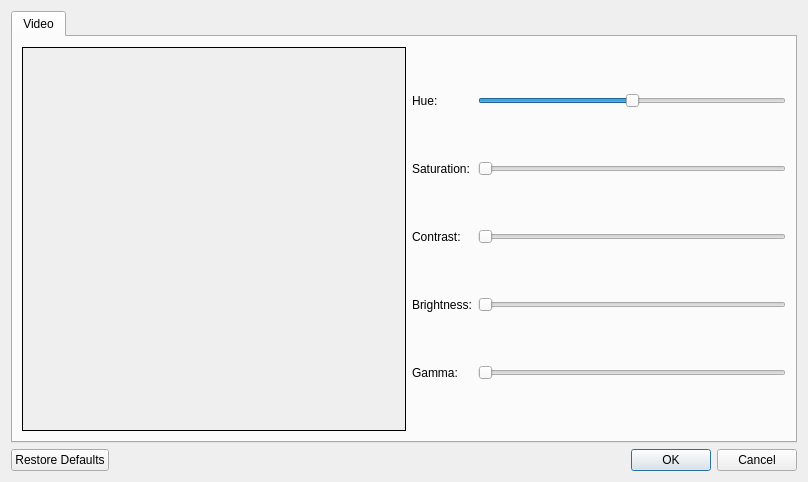
First picture: the form in qt/Preferences.ui, repository eteran/pretendo, before the edit.
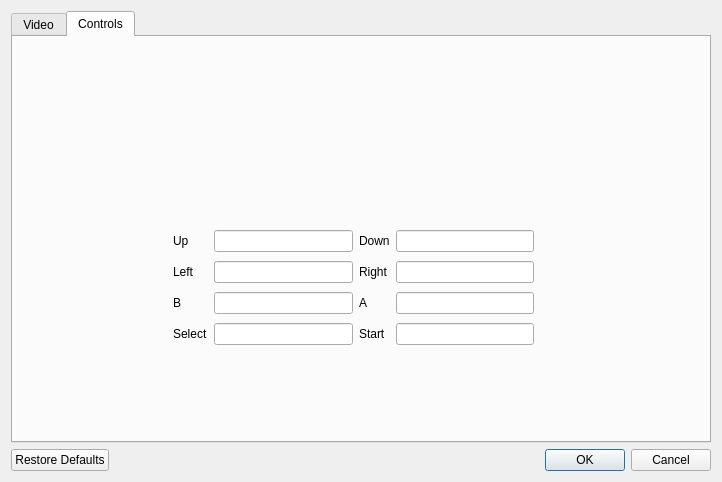
Second picture: the form after the edit. The open tabs and pages were chosen to show the change.

Commit message: made About dialog fixed size put in precursor work into having configurable controls

Diff of the .ui file:
```diff
--- a/qt/Preferences.ui
+++ b/qt/Preferences.ui
@@ -6,7 +6,7 @@
    <rect>
     <x>0</x>
     <y>0</y>
-    <width>808</width>
+    <width>722</width>
     <height>462</height>
    </rect>
   </property>
@@ -161,6 +161,135 @@
        </item>
       </layout>
      </widget>
+     <widget class="QWidget" name="tab_2">
+      <attribute name="title">
+       <string>Controls</string>
+      </attribute>
+      <widget class="QWidget" name="">
+       <property name="geometry">
+        <rect>
+         <x>160</x>
+         <y>190</y>
+         <width>361</width>
+         <height>125</height>
+        </rect>
+       </property>
+       <layout class="QGridLayout" name="gridLayout_3">
+        <item row="0" column="2">
+         <widget class="QLabel" name="label_7">
+          <property name="text">
+           <string>Down</string>
+          </property>
+         </widget>
+        </item>
+        <item row="0" column="0">
+         <widget class="QLabel" name="label_6">
+          <property name="text">
+           <string>Up</string>
+          </property>
+         </widget>
+        </item>
+        <item row="1" column="3">
+         <widget class="QLineEdit" name="controller_right">
+          <property name="readOnly">
+           <bool>true</bool>
+          </property>
+         </widget>
+        </item>
+        <item row="2" column="0">
+         <widget class="QLabel" name="label_17">
+          <property name="text">
+           <string>B</string>
+          </property>
+         </widget>
+        </item>
+        <item row="3" column="0">
+         <widget class="QLabel" name="label_19">
+          <property name="text">
+           <string>Select</string>
+          </property>
+         </widget>
+        </item>
+        <item row="1" column="0">
+         <widget class="QLabel" name="label_15">
+          <property name="text">
+           <string>Left</string>
+          </property>
+         </widget>
+        </item>
+        <item row="1" column="1">
+         <widget class="QLineEdit" name="controller_left">
+          <property name="readOnly">
+           <bool>true</bool>
+          </property>
+         </widget>
+        </item>
+        <item row="3" column="2">
+         <widget class="QLabel" name="label_20">
+          <property name="text">
+           <string>Start</string>
+          </property>
+         </widget>
+        </item>
+        <item row="1" column="2">
+         <widget class="QLabel" name="label_16">
+          <property name="text">
+           <string>Right</string>
+          </property>
+         </widget>
+        </item>
+        <item row="3" column="3">
+         <widget class="QLineEdit" name="controller_start">
+          <property name="readOnly">
+           <bool>true</bool>
+          </property>
+         </widget>
+        </item>
+        <item row="2" column="3">
+         <widget class="QLineEdit" name="controller_a">
+          <property name="readOnly">
+           <bool>true</bool>
+          </property>
+         </widget>
+        </item>
+        <item row="3" column="1">
+         <widget class="QLineEdit" name="controller_select">
+          <property name="readOnly">
+           <bool>true</bool>
+          </property>
+         </widget>
+        </item>
+        <item row="2" column="1">
+         <widget class="QLineEdit" name="controller_b">
+          <property name="readOnly">
+           <bool>true</bool>
+          </property>
+         </widget>
+        </item>
+        <item row="0" column="3">
+         <widget class="QLineEdit" name="controller_down">
+          <property name="readOnly">
+           <bool>true</bool>
+          </property>
+         </widget>
+        </item>
+        <item row="0" column="1">
+         <widget class="QLineEdit" name="controller_up">
+          <property name="readOnly">
+           <bool>true</bool>
+          </property>
+         </widget>
+        </item>
+        <item row="2" column="2">
+         <widget class="QLabel" name="label_18">
+          <property name="text">
+           <string>A</string>
+          </property>
+         </widget>
+        </item>
+       </layout>
+      </widget>
+     </widget>
     </widget>
    </item>
    <item>
```
The commit also changes 4 other files.
